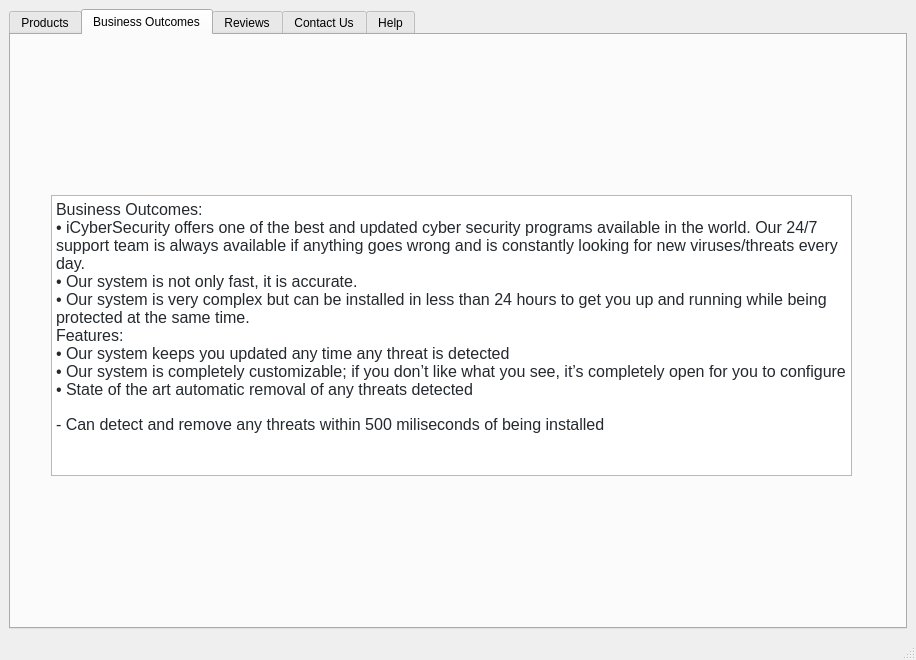
Above: iCyberSecurity/mainwindow.ui from shatfield4/iCyberSecurity before the change. Below: the same form after it.
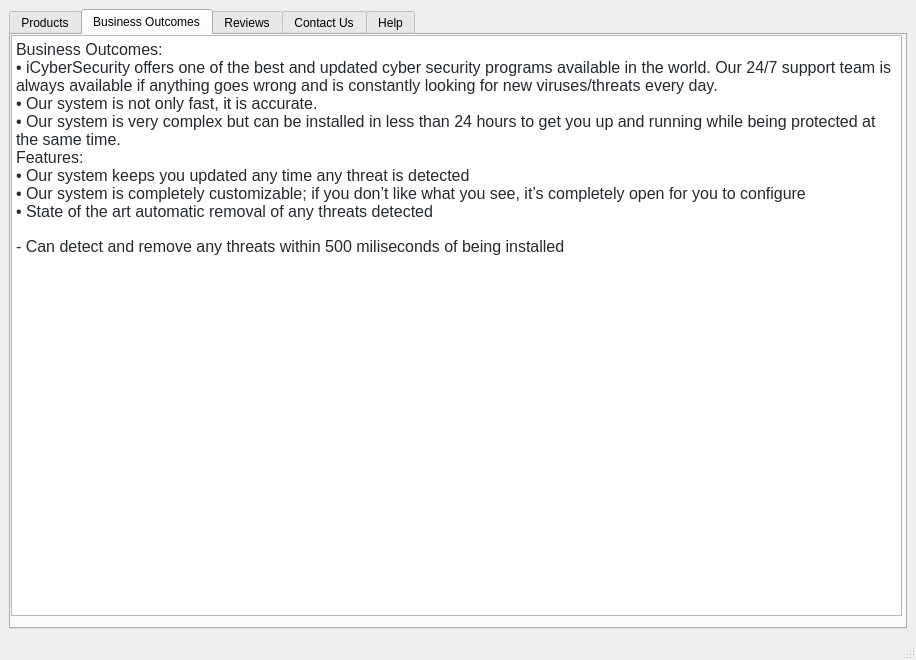
That is the form after the change. The open tabs and pages were chosen to show the change.

```diff
--- a/iCyberSecurity/mainwindow.ui
+++ b/iCyberSecurity/mainwindow.ui
@@ -59,10 +59,10 @@
        <widget class="QTextBrowser" name="textBrowser">
         <property name="geometry">
          <rect>
-          <x>40</x>
-          <y>160</y>
-          <width>801</width>
-          <height>281</height>
+          <x>0</x>
+          <y>0</y>
+          <width>891</width>
+          <height>581</height>
          </rect>
         </property>
         <property name="html">
```
Left out of the diff: 10 changed lines with no effect on the pictures.
